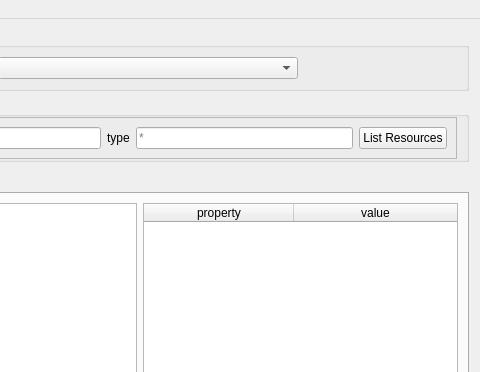
This is gui/main_window.ui in dddjef/pulse as Qt 5 draws it before an edit; both pictures show x 185 to 665 and y 0 to 372 of the 665 by 746 pixel window. The edited form follows.
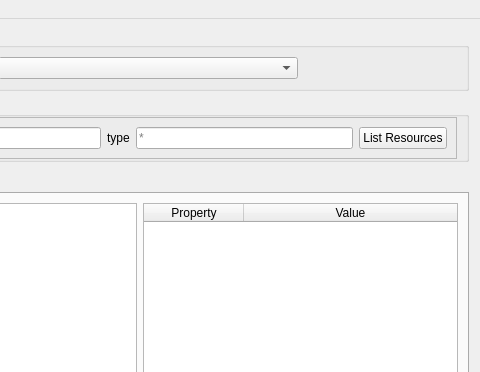
This is the edited form.

Commit message: property panels fixed

Diff of the .ui file:
```diff
--- a/gui/main_window.ui
+++ b/gui/main_window.ui
@@ -191,18 +191,6 @@
         </item>
         <item>
          <widget class="QTableWidget" name="project_tableWidget">
-          <property name="enabled">
-           <bool>true</bool>
-          </property>
-          <property name="sizePolicy">
-           <sizepolicy hsizetype="Expanding" vsizetype="Expanding">
-            <horstretch>0</horstretch>
-            <verstretch>0</verstretch>
-           </sizepolicy>
-          </property>
-          <property name="sizeAdjustPolicy">
-           <enum>QAbstractScrollArea::AdjustIgnored</enum>
-          </property>
           <property name="editTriggers">
            <set>QAbstractItemView::NoEditTriggers</set>
           </property>
@@ -212,38 +200,20 @@
           <property name="selectionMode">
            <enum>QAbstractItemView::NoSelection</enum>
           </property>
-          <attribute name="horizontalHeaderVisible">
-           <bool>true</bool>
-          </attribute>
-          <attribute name="horizontalHeaderCascadingSectionResizes">
-           <bool>false</bool>
-          </attribute>
-          <attribute name="horizontalHeaderMinimumSectionSize">
-           <number>150</number>
-          </attribute>
-          <attribute name="horizontalHeaderDefaultSectionSize">
-           <number>150</number>
-          </attribute>
-          <attribute name="horizontalHeaderHighlightSections">
-           <bool>false</bool>
-          </attribute>
           <attribute name="horizontalHeaderStretchLastSection">
            <bool>true</bool>
           </attribute>
           <attribute name="verticalHeaderVisible">
            <bool>false</bool>
           </attribute>
-          <attribute name="verticalHeaderStretchLastSection">
-           <bool>false</bool>
-          </attribute>
           <column>
            <property name="text">
-            <string>property</string>
+            <string>Property</string>
            </property>
           </column>
           <column>
            <property name="text">
-            <string>value</string>
+            <string>Value</string>
            </property>
           </column>
          </widget>
```
Left out of the diff: 34 changed lines with no effect on the pictures. The commit also changes 1 other file.
